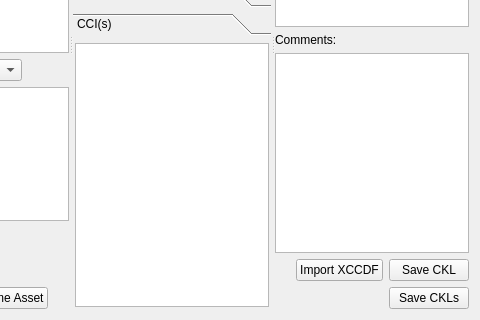
First picture: the form in src/assetview.ui, repository squinky86/STIGQter, before the edit; both pictures show x 136 to 616 and y 232 to 552 of the 616 by 552 pixel window.
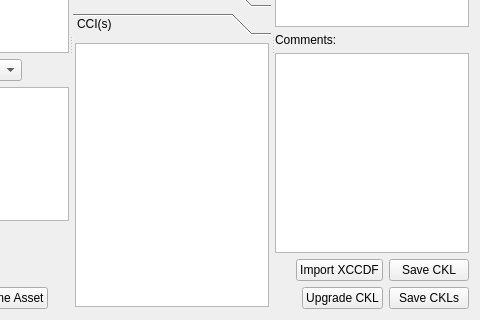
Second picture: the form after the edit.

Commit message: Begin working on STIG upgrade options

The edit to the form file:
```diff
--- a/src/assetview.ui
+++ b/src/assetview.ui
@@ -743,6 +743,13 @@
            </property>
           </spacer>
          </item>
+         <item>
+          <widget class="QPushButton" name="btnUpgradeCKL">
+           <property name="text">
+            <string>Upgrade CKL</string>
+           </property>
+          </widget>
+         </item>
          <item>
           <widget class="QPushButton" name="btnSaveCKLs">
            <property name="text">
```
Left out of the diff: 93 changed lines with no effect on the pictures. The commit also changes 5 other files.
